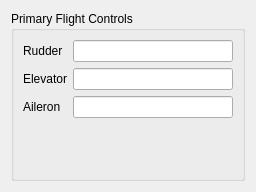
This is src/UserInterface/src/Widget/PrimaryFlightControlWidget.ui in till213/SkyDolly as Qt 5 draws it before an edit. The edited form follows.
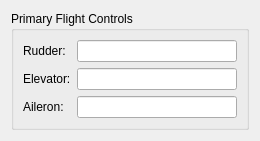
This is the edited form.

The edit to the form file:
```diff
--- a/src/UserInterface/src/Widget/PrimaryFlightControlWidget.ui
+++ b/src/UserInterface/src/Widget/PrimaryFlightControlWidget.ui
@@ -6,8 +6,8 @@
    <rect>
     <x>0</x>
     <y>0</y>
-    <width>248</width>
-    <height>192</height>
+    <width>252</width>
+    <height>136</height>
    </rect>
   </property>
   <property name="windowTitle">
@@ -32,7 +32,7 @@
       <item row="0" column="0">
        <widget class="QLabel" name="label_57">
         <property name="text">
-         <string>Rudder</string>
+         <string>Rudder:</string>
         </property>
        </widget>
       </item>
@@ -52,7 +52,7 @@
       <item row="1" column="0">
        <widget class="QLabel" name="label_58">
         <property name="text">
-         <string>Elevator</string>
+         <string>Elevator:</string>
         </property>
        </widget>
       </item>
@@ -72,7 +72,7 @@
       <item row="2" column="0">
        <widget class="QLabel" name="label_59">
         <property name="text">
-         <string>Aileron</string>
+         <string>Aileron:</string>
         </property>
        </widget>
       </item>
```
